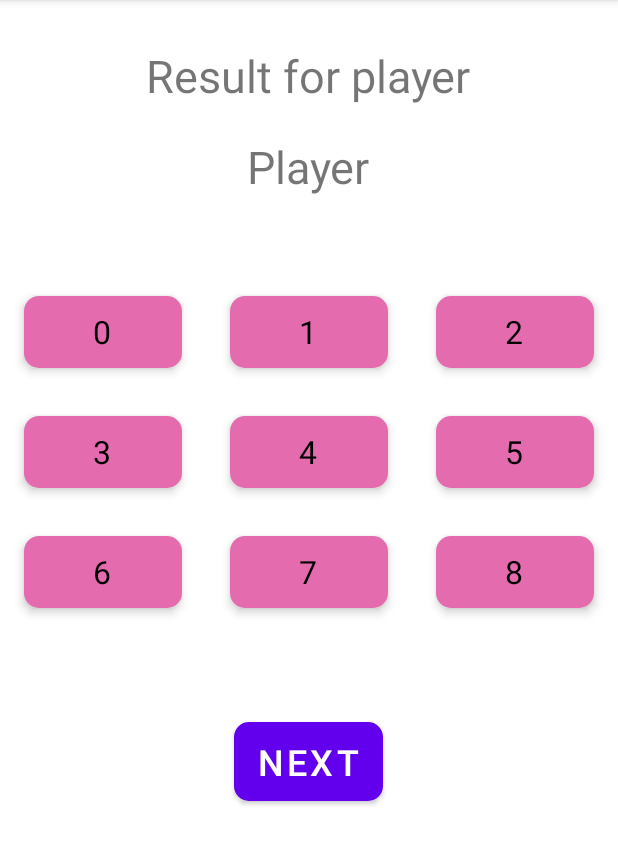
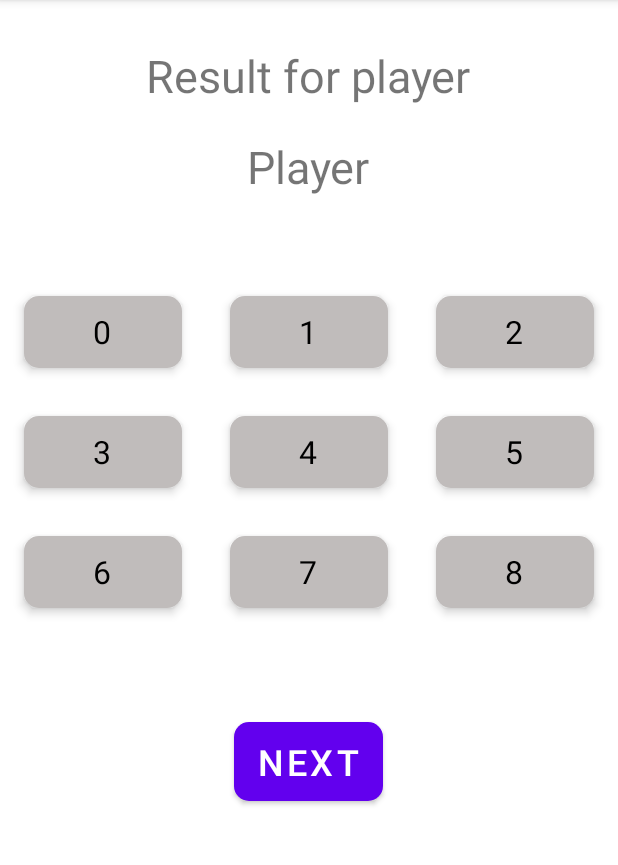
Before and after one commit to ClaudiuVisan/Whist_Score_Table, an Android app: the InputResultsActivity screen opened directly, with no data from a screen before it, on a phone screen of 412 x 824 dp, the part 84-949 px from its top. Run offline under Robolectric (Android 15) with nearby library versions, the phone set to English and light mode, and no system bars; 2 statements that could not run were skipped.

Commit message:
l-am carat pe claudiu in carca ca e paralizat
da disable la butoane la licitatie in functie de numarul de maini care se joaca

doar ca chiar merge

```diff
--- a/app/src/main/java/com/example/whistscoretable/AddPlayersActivity.java
+++ b/app/src/main/java/com/example/whistscoretable/AddPlayersActivity.java
@@ -119,8 +119,9 @@ public class AddPlayersActivity extends AppCompatActivity {
         setPlayerNames();
         Bundle passCurrentGame = new Bundle();
         currentGame.setNoRounds(12+3*noPlayers);
+        currentGame.setNoPlayers(noPlayers);
         currentGame.createHands();
-        currentGame.setNoPlayers(noPlayers);
+
         passCurrentGame.putSerializable("currentGame",(Serializable) currentGame);
         return passCurrentGame;
     }
--- a/app/src/main/java/com/example/whistscoretable/BetsHandsActivity.java
+++ b/app/src/main/java/com/example/whistscoretable/BetsHandsActivity.java
@@ -19,13 +19,15 @@ public class BetsHandsActivity extends AppCompatActivity {
     private int mCheckedId = R.id.btn0;
     private int cnt=0;
     private boolean finishBet=false;
-    private int idList[]={R.id.btn0,R.id.btn1,R.id.btn2,R.id.btn3,R.id.btn4,R.id.btn5,R.id.btn6,R.id.btn7,R.id.btn8};
+    //private int[] idList={R.id.btn0,R.id.btn1,R.id.btn2,R.id.btn3,R.id.btn4,R.id.btn5,R.id.btn6,R.id.btn7,R.id.btn8};
     @Override
     protected void onCreate(Bundle savedInstanceState) {
         super.onCreate(savedInstanceState);
         setContentView(R.layout.activity_bets_hands);
         currentGame = (CurrentGame) getIntent().getSerializableExtra("currentGame");
         currentGame.setRound(currentGame.getRound()+1);
+        //System.out.println("Runda "+currentGame.getRound());
+        //System.out.println(currentGame.getHandsList()[currentGame.getRound()]+" maini");
         RadioGroup mFirstGroup = (RadioGroup) findViewById(R.id.first_group);
         RadioGroup mSecondGroup = (RadioGroup) findViewById(R.id.second_group);
         RadioGroup mThirdGroup = (RadioGroup) findViewById(R.id.third_group);
@@ -65,6 +67,7 @@ public class BetsHandsActivity extends AppCompatActivity {
                 isChecking = true;
             }
         });
+        int[] idList={R.id.btn0,R.id.btn1,R.id.btn2,R.id.btn3,R.id.btn4,R.id.btn5,R.id.btn6,R.id.btn7,R.id.btn8};
         for(int i=currentGame.getHandsList()[currentGame.getRound()]+1;i<=8;i++)
         {
             RadioButton crtButton = (RadioButton)findViewById(idList[i]);
--- a/app/src/main/java/com/example/whistscoretable/InputResultsActivity.java
+++ b/app/src/main/java/com/example/whistscoretable/InputResultsActivity.java
@@ -4,6 +4,7 @@ import androidx.appcompat.app.AppCompatActivity;
 import android.content.Intent;
 import android.os.Bundle;
 import android.view.View;
+import android.widget.RadioButton;
 import android.widget.RadioGroup;
 import android.widget.TextView;
 import android.widget.Toast;
@@ -61,6 +62,13 @@ public class InputResultsActivity extends AppCompatActivity {
                 isChecking = true;
             }
         });
+        int[] idList={R.id.btn00,R.id.btn01,R.id.btn02,R.id.btn03,R.id.btn04,R.id.btn05,R.id.btn06,R.id.btn07,R.id.btn08};
+        for(int i=currentGame.getHandsList()[currentGame.getRound()]+1;i<=8;i++)
+        {
+            RadioButton crtButton = (RadioButton)findViewById(idList[i]);
+            crtButton.setEnabled(false);
+            crtButton.setBackgroundResource(R.drawable.radio_disabled);
+        }
         TextView showName = (TextView) findViewById(R.id.showResultName);
         showName.setText(currentGame.getPlayersList().get(0).getName());
     }
```
Lines whose indentation alone changed are shown as unchanged.
